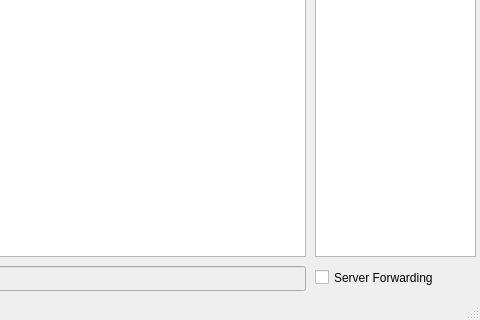
First picture: the form in yvEncryptedChat/mainwindow.ui, repository yvbbrjdr/yvEP, before the edit; both pictures show x 275 to 755 and y 224 to 544 of the 755 by 544 pixel window.
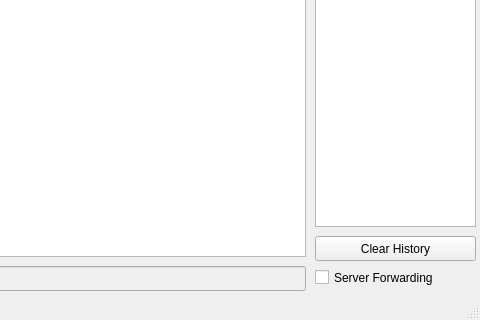
Second picture: the form after the edit.

Commit message: Added clear history

```diff
--- a/yvEncryptedChat/mainwindow.ui
+++ b/yvEncryptedChat/mainwindow.ui
@@ -74,7 +74,7 @@
       <x>590</x>
       <y>40</y>
       <width>161</width>
-      <height>441</height>
+      <height>411</height>
      </rect>
     </property>
     <property name="editTriggers">
@@ -107,6 +107,19 @@
      <string>Server Forwarding</string>
     </property>
    </widget>
+   <widget class="QPushButton" name="ClearHistory">
+    <property name="geometry">
+     <rect>
+      <x>590</x>
+      <y>460</y>
+      <width>161</width>
+      <height>25</height>
+     </rect>
+    </property>
+    <property name="text">
+     <string>Clear History</string>
+    </property>
+   </widget>
   </widget>
   <widget class="QStatusBar" name="statusBar"/>
  </widget>
```
The commit also changes 2 other files.
